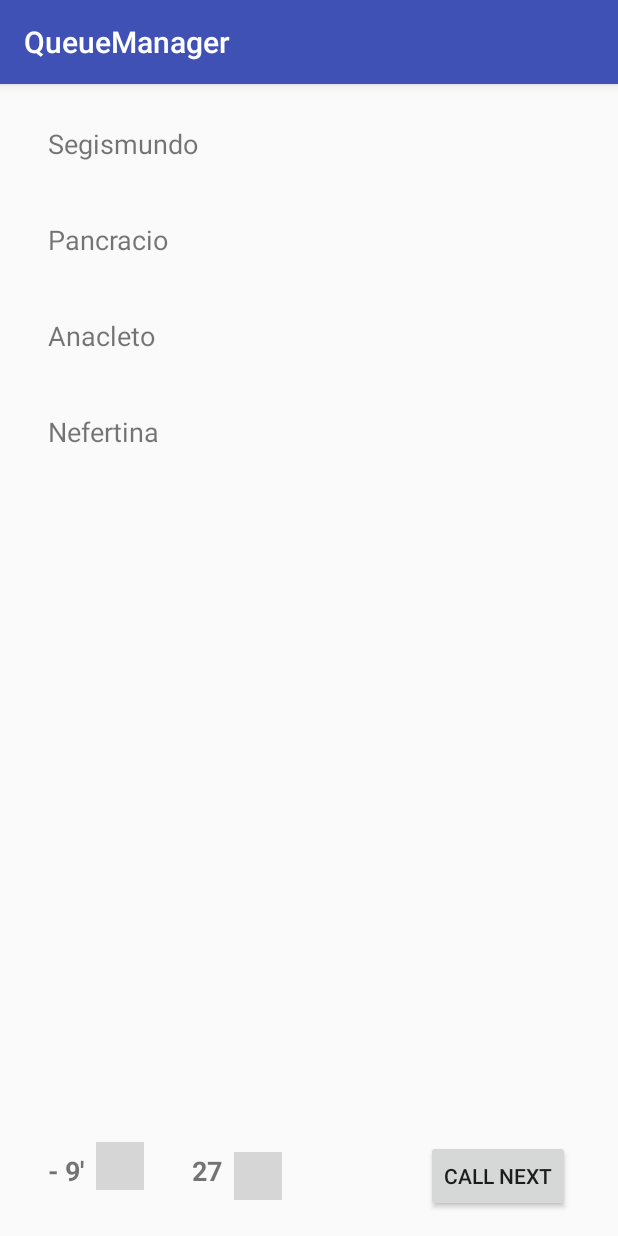
After one commit to irenenus/QueueManager, an Android app: the EntityQueueActivity screen opened directly, with no data from a screen before it, on a phone screen of 412 x 824 dp. The commit adds this screen. Run offline under Robolectric (Android 15) with nearby library versions, the phone set to English and light mode, and no system bars; our stand-ins replace Firebase (no records; nobody signed in at launch, a user with empty details on screens opened directly); grey boxes are pictures that could not be loaded.

Commit message:
Añadida EntityQueueActivity y su respectivo Layout.

```diff
--- a/app/build.gradle
+++ b/app/build.gradle
@@ -1,4 +1,5 @@
 apply plugin: 'com.android.application'
+apply plugin: 'com.google.gms.google-services'
 
 android {
     compileSdkVersion 27
@@ -22,12 +23,13 @@ dependencies {
     implementation fileTree(dir: 'libs', include: ['*.jar'])
     implementation 'com.android.support:appcompat-v7:27.1.1'
     implementation 'com.android.support.constraint:constraint-layout:1.1.3'
-    implementation 'com.google.firebase:firebase-firestore:11.8.0'
     implementation 'com.android.support:design:27.1.1'
     testImplementation 'junit:junit:4.12'
     androidTestImplementation 'com.android.support.test:runner:1.0.2'
     androidTestImplementation 'com.android.support.test.espresso:espresso-core:3.0.2'
     implementation 'com.android.support:recyclerview-v7:27.1.1'
+    implementation 'com.github.bumptech.glide:glide:4.8.0'
+    implementation 'com.google.firebase:firebase-firestore:17.1.4'
 }
 
-apply plugin: 'com.google.gms.google-services'
+// apply plugin: 'com.google.gms.google-services'
--- a/app/src/main/AndroidManifest.xml
+++ b/app/src/main/AndroidManifest.xml
@@ -19,7 +19,8 @@
         <activity
             android:name=".CreateQueueActivity"
             android:label="@string/title_activity_create_queue"
-            android:theme="@style/AppTheme.NoActionBar"></activity>
+            android:theme="@style/AppTheme.NoActionBar" />
+        <activity android:name=".EntityQueueActivity"></activity>
     </application>
 
 </manifest>
--- /dev/null
+++ b/app/src/main/java/victor/pacheco/queuemanager/EntityQueueActivity.java
@@ -0,0 +1,99 @@
+package victor.pacheco.queuemanager;
+
+import android.support.annotation.NonNull;
+import android.support.v7.app.AppCompatActivity;
+import android.os.Bundle;
+import android.support.v7.widget.LinearLayoutManager;
+import android.support.v7.widget.RecyclerView;
+import android.view.View;
+import android.view.ViewGroup;
+import android.widget.Button;
+import android.widget.ImageView;
+import android.widget.TextView;
+
+import com.bumptech.glide.Glide;
+import com.bumptech.glide.request.RequestOptions;
+import com.google.firebase.firestore.DocumentReference;
+import com.google.firebase.firestore.FirebaseFirestore;
+
+import java.util.ArrayList;
+import java.util.List;
+
+public class EntityQueueActivity extends AppCompatActivity {
+
+    private ImageView wt_icon;
+    private ImageView list_size_icon;
+    private TextView timming_view;
+    private TextView queue_size_view;
+    private RecyclerView entity_userlist_recycler;
+    private EntityQueueActivity.Adapter adapter;
+    private Button btn_next;
+    List<String> users_list;
+
+    private FirebaseFirestore db = FirebaseFirestore.getInstance();
+    private DocumentReference usrListRef = db.collection("Queues").document("User lists");
+
+
+    @Override
+    protected void onCreate(Bundle savedInstanceState) {
+        super.onCreate(savedInstanceState);
+        setContentView(R.layout.activity_entity_queue);
+
+        wt_icon = findViewById(R.id.wt_icon);
+        list_size_icon = findViewById(R.id.list_size_icon);
+        timming_view = findViewById(R.id.timming_view);
+        queue_size_view = findViewById(R.id.queue_size_view);
+        entity_userlist_recycler = findViewById(R.id.entity_userlist_recycler);
+        entity_userlist_recycler.setLayoutManager(new LinearLayoutManager(this));
+        adapter = new Adapter();
+        entity_userlist_recycler.setAdapter(adapter);
+
+
+
+        Glide.with(this).load("file:///android_asset/wait-time-icon.png").into(wt_icon);
+        Glide.with(this).load("file:///android_asset/user-size-list.png").into(list_size_icon);
+
+        users_list = new ArrayList<>();
+
+        users_list.add("Segismundo");
+        users_list.add("Pancracio");
+        users_list.add("Anacleto");
+        users_list.add("Nefertina");
+
+    }
+
+    class ViewHolder extends RecyclerView.ViewHolder {
+        TextView queue_name_view;
+        public ViewHolder(View itemView) {
+            super(itemView);
+            this.queue_name_view = itemView.findViewById(R.id.queue_name_view);
+        }
+    }
+
+    class Adapter extends RecyclerView.Adapter<ViewHolder>{
+
+        @NonNull
+        @Override
+        public ViewHolder onCreateViewHolder(@NonNull ViewGroup parent, int viewType) {
+            // Creamos un item de la pantalla a partir del layout
+            View itemView = getLayoutInflater().inflate(R.layout.item_view, parent, false);
+            // Creamos y retornamos el ViewHolder asociado
+            return new ViewHolder(itemView);
+        }
+
+        @Override
+        public void onBindViewHolder(@NonNull ViewHolder holder, int position) {
+            // Vamos al modelo y obtenemos el valor en la posicion que nos pasan
+            String user_item  = users_list.get(position);
+            // Reciclamos el itemView
+            holder.queue_name_view.setText(user_item);
+        }
+
+        @Override
+        //Puedo acceder al item (que es un campo de la actividad) pq el Adapter es una clase interna de la actividad.
+        public int getItemCount() {
+            return users_list.size();
+        }
+    }
+
+}
--- a/app/src/main/res/layout/activity_entity_queue.xml
+++ b/app/src/main/res/layout/activity_entity_queue.xml
@@ -4,30 +4,85 @@
     xmlns:tools="http://schemas.android.com/tools"
     android:layout_width="match_parent"
     android:layout_height="match_parent"
-    tools:context=".EntityProfileActivity">
+    tools:context=".EntityQueueActivity">
 
     <android.support.v7.widget.RecyclerView
-        android:id="@+id/entity_queue_recycler"
-        android:layout_width="368dp"
+        android:id="@+id/entity_userlist_recycler"
+        android:layout_width="0dp"
         android:layout_height="0dp"
-        android:layout_marginBottom="8dp"
+        android:layout_marginBottom="16dp"
         android:layout_marginEnd="8dp"
         android:layout_marginStart="8dp"
-        app:layout_constraintBottom_toTopOf="@+id/btn_new_queue"
+        android:layout_marginTop="8dp"
+        app:layout_constraintBottom_toTopOf="@+id/btn_next"
         app:layout_constraintEnd_toEndOf="parent"
+        app:layout_constraintHorizontal_bias="0.0"
         app:layout_constraintStart_toStartOf="parent"
-        app:layout_constraintTop_toTopOf="parent" />
+        app:layout_constraintTop_toTopOf="parent"
+        app:layout_constraintVertical_bias="0.0" />
 
     <Button
-        android:id="@+id/btn_new_queue"
-        android:layout_width="132dp"
+        android:id="@+id/btn_next"
+        android:layout_width="wrap_content"
         android:layout_height="wrap_content"
         android:layout_marginBottom="16dp"
-        android:layout_marginEnd="16dp"
+        android:layout_marginEnd="32dp"
+        android:text="CALL NEXT"
+        app:layout_constraintBottom_toBottomOf="parent"
+        app:layout_constraintEnd_toEndOf="parent" />
+
+    <TextView
+        android:id="@+id/queue_size_view"
+        android:layout_width="wrap_content"
+        android:layout_height="wrap_content"
+        android:layout_marginEnd="8dp"
+        android:layout_marginStart="32dp"
+        android:text="27"
+        android:textSize="18sp"
+        android:textStyle="bold"
+        app:layout_constraintBaseline_toBaselineOf="@+id/timming_view"
+        app:layout_constraintEnd_toStartOf="@+id/list_size_icon"
+        app:layout_constraintStart_toEndOf="@+id/wt_icon" />
+
+    <TextView
+        android:id="@+id/timming_view"
+        android:layout_width="wrap_content"
+        android:layout_height="wrap_content"
+        android:layout_marginBottom="16dp"
+        android:layout_marginEnd="8dp"
+        android:layout_marginStart="32dp"
+        android:layout_marginTop="8dp"
+        android:text="- 9'"
+        android:textSize="18sp"
+        android:textStyle="bold"
+        app:layout_constraintBottom_toBottomOf="parent"
+        app:layout_constraintEnd_toStartOf="@+id/wt_icon"
+        app:layout_constraintHorizontal_chainStyle="packed"
+        app:layout_constraintStart_toStartOf="parent"
+        app:layout_constraintTop_toBottomOf="@+id/entity_userlist_recycler" />
+
+    <ImageView
+        android:id="@+id/wt_icon"
+        android:layout_width="32dp"
+        android:layout_height="32dp"
+        android:layout_marginBottom="8dp"
+        app:layout_constraintBottom_toBottomOf="parent"
+        app:layout_constraintEnd_toStartOf="@+id/queue_size_view"
+        app:layout_constraintStart_toEndOf="@+id/timming_view"
+        app:layout_constraintTop_toBottomOf="@+id/entity_userlist_recycler"
+        app:layout_constraintVertical_bias="0.425"
+        app:srcCompat="@android:color/holo_blue_light" />
+
+    <ImageView
+        android:id="@+id/list_size_icon"
+        android:layout_width="32dp"
+        android:layout_height="32dp"
         android:layout_marginStart="8dp"
-        android:onClick="new_queue"
-        android:text="NEW QUEUE"
+        android:layout_marginTop="8dp"
+        android:layout_marginBottom="8dp"
         app:layout_constraintBottom_toBottomOf="parent"
-        app:layout_constraintEnd_toEndOf="parent"
-        app:layout_constraintStart_toStartOf="parent" />
+        app:layout_constraintStart_toEndOf="@+id/queue_size_view"
+        app:layout_constraintTop_toBottomOf="@+id/entity_userlist_recycler"
+        app:srcCompat="@android:color/holo_green_dark" />
+
 </android.support.constraint.ConstraintLayout>
--- a/app/src/main/res/layout/content_create_queue.xml
+++ b/app/src/main/res/layout/content_create_queue.xml
@@ -90,9 +90,9 @@
         android:id="@+id/btn_create_queue"
         android:layout_width="wrap_content"
         android:layout_height="wrap_content"
+        android:layout_marginEnd="24dp"
         android:layout_marginBottom="24dp"
-        android:layout_marginEnd="24dp"
-        android:text="Button"
+        android:text="CREATE QUEUE"
         app:layout_constraintBottom_toBottomOf="parent"
         app:layout_constraintEnd_toEndOf="parent" />
 
```
Also changed, not shown: app/src/main/java/victor/pacheco/queuemanager/EntityProfileActivity.java (+47 -45 lines), app/src/main/res/layout/activity_create_queue.xml (+0 -8 lines), app/src/main/res/layout/activity_entity_profile.xml (added, +33 -0 lines), build.gradle (+7 -1 lines), app/src/main/assets/wait-time-icon.jpg (added).
